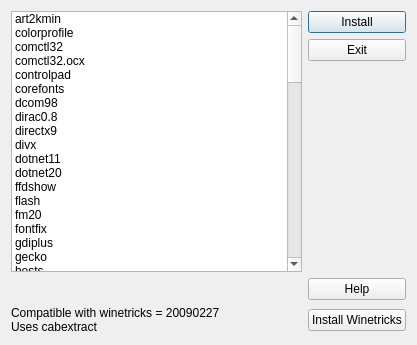
Qt form src/temporary/winetricks.ui (brezerk/q4wine) before a commit.
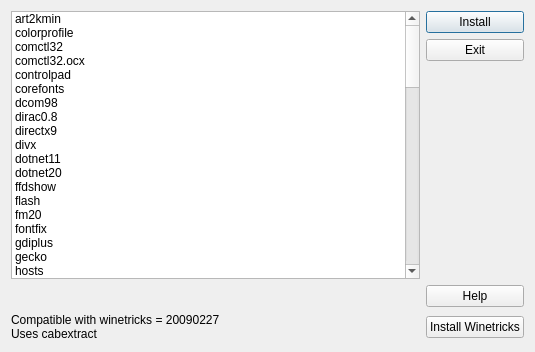
The same form after that commit.

The edit to the form file:
```diff
--- a/src/temporary/winetricks.ui
+++ b/src/temporary/winetricks.ui
@@ -6,8 +6,8 @@
    <rect>
     <x>0</x>
     <y>0</y>
-    <width>417</width>
-    <height>345</height>
+    <width>535</width>
+    <height>352</height>
    </rect>
   </property>
   <property name="windowTitle">
```
